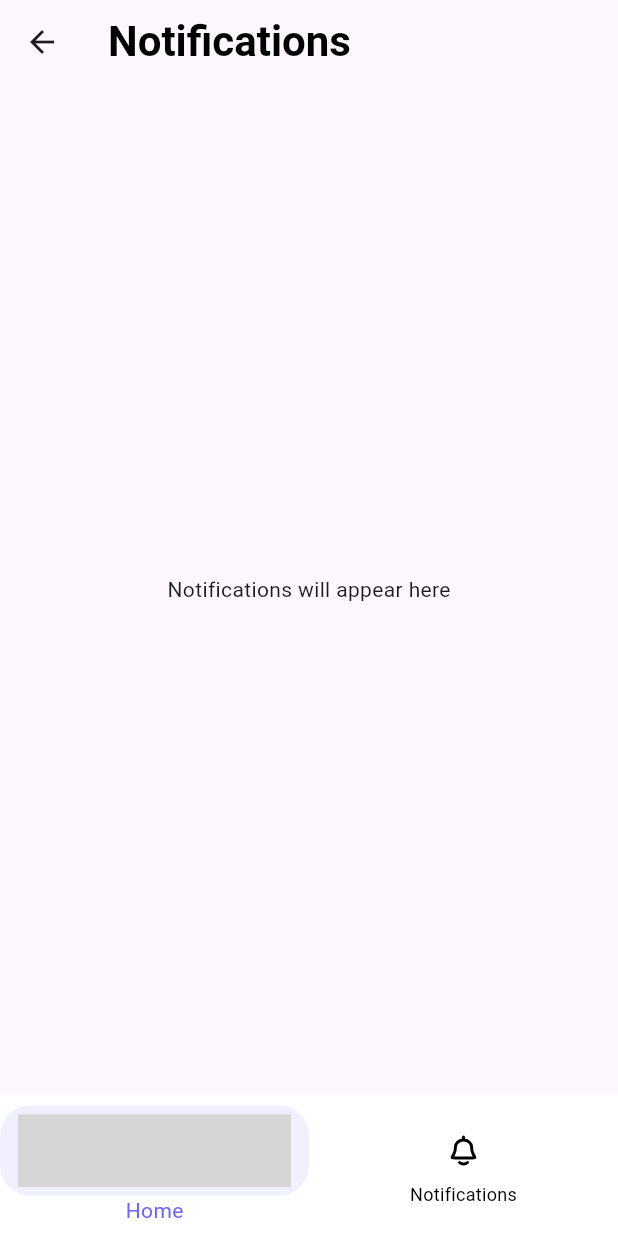
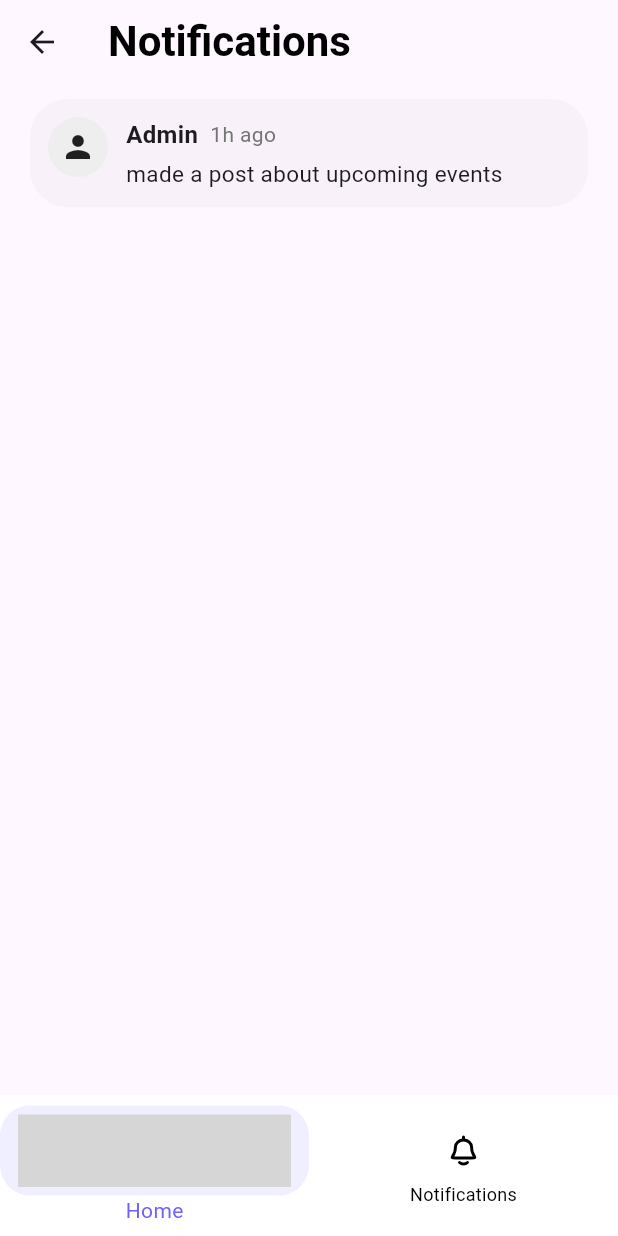
Before and after one commit to VIVIDRON/ace_broadcast, a Flutter app: the NotificationScreen screen opened directly with empty values, on a phone screen of 412 x 824 dp. Run offline on Flutter 3.47's test engine with Material 3 defaults, Android fonts, the light colour scheme and no system bars; our stand-ins replace flutter_svg; grey boxes are pictures that could not be loaded.

Commit message:
Add components for notifications

```diff
--- a/lib/screens/notification_screen.dart
+++ b/lib/screens/notification_screen.dart
@@ -1,5 +1,7 @@
 import 'package:flutter/material.dart';
 import 'package:flutter_svg/flutter_svg.dart';
+import '../widgets/notification_item.dart';
+import 'comments_screen.dart';
 
 class NotificationScreen extends StatelessWidget {
   final bool isAdmin;
@@ -25,16 +27,77 @@ class NotificationScreen extends StatelessWidget {
             fontWeight: FontWeight.bold,
           ),
           child: const Text('Notifications',
-          style: TextStyle(color: Colors.black)),
+              style: TextStyle(color: Colors.black)),
         ),
       ),
-      body: const Center(
-        child: Text('Notifications will appear here'),
+      // TODO: Implement StreamBuilder for real-time notifications
+      // StreamBuilder<QuerySnapshot>(
+      //   stream: isAdmin
+      //     ? FirebaseFirestore.instance
+      //         .collection('notifications')
+      //         .where('adminId', isEqualTo: currentUserId)
+      //         .orderBy('timestamp', descending: true)
+      //         .snapshots()
+      //     : FirebaseFirestore.instance
+      //         .collection('notifications')
+      //         .where('type', isEqualTo: 'new_post')
+      //         .orderBy('timestamp', descending: true)
+      //         .snapshots(),
+      body: ListView(
+        children: [
+          // Temporary static notifications for UI testing
+          if (isAdmin) ...[
+            NotificationItem(
+              profileUrl: 'student1.jpg',
+              name: 'John Doe',
+              timeAgo: '2m ago',
+              message: 'liked your post about campus event',
+              onTap: () {
+                // TODO: Navigate to specific post
+                // final postId = notification.postId;
+                // final post = await FirebaseFirestore.instance
+                //     .collection('posts')
+                //     .doc(postId)
+                //     .get();
+                // Navigator.push(
+                //   context,
+                //   MaterialPageRoute(
+                //     builder: (context) => CommentsScreen(post: post.data()),
+                //   ),
+                // );
+              },
+            ),
+            NotificationItem(
+              profileUrl: 'student2.jpg',
+              name: 'Jane Smith',
+              timeAgo: '5m ago',
+              message: 'commented on your post about library hours',
+              onTap: () {
+                // TODO: Navigate to specific comment
+                // final commentId = notification.commentId;
+                // final postId = notification.postId;
+                // Navigator.push(...)
+              },
+            ),
+          ] else ...[
+            NotificationItem(
+              profileUrl: 'admin1.jpg',
+              name: 'Admin',
+              timeAgo: '1h ago',
+              message: 'made a post about upcoming events',
+              onTap: () {
+                // TODO: Navigate to post
+                // final postId = notification.postId;
+                // Navigator.push(...)
+              },
+            ),
+          ],
+        ],
       ),
       bottomNavigationBar: Theme(
         data: Theme.of(context).copyWith(
-          splashFactory: NoSplash.splashFactory, // Disables the ripple effect
-          highlightColor: Colors.transparent, // Removes highlight on long press
+          splashFactory: NoSplash.splashFactory,
+          highlightColor: Colors.transparent,
         ),
         child: BottomNavigationBar(
           currentIndex: selectedIndex,
@@ -46,8 +109,8 @@ class NotificationScreen extends StatelessWidget {
               icon: Material(
                 type: MaterialType.transparency,
                 child: Container(
-                  padding:
-                      const EdgeInsets.symmetric(horizontal: 12, vertical: 6),
+                  padding: const EdgeInsets.symmetric(
+                      horizontal: 12, vertical: 6),
                   decoration: BoxDecoration(
                     color: selectedIndex == 0
                         ? const Color(0xFF6C63FF).withOpacity(0.1)
@@ -71,8 +134,8 @@ class NotificationScreen extends StatelessWidget {
               icon: Material(
                 type: MaterialType.transparency,
                 child: Container(
-                  padding:
-                      const EdgeInsets.symmetric(horizontal: 12, vertical: 6),
+                  padding: const EdgeInsets.symmetric(
+                      horizontal: 12, vertical: 6),
                   decoration: BoxDecoration(
                     color: selectedIndex == 1
                         ? const Color(0xFF6C63FF).withOpacity(0.1)
--- /dev/null
+++ b/lib/widgets/notification_item.dart
@@ -0,0 +1,78 @@
+import 'package:flutter/material.dart';
+import '../widgets/profile_picture.dart';
+
+class NotificationItem extends StatelessWidget {
+  final String profileUrl;
+  final String name;
+  final String timeAgo;
+  final String message;
+  final VoidCallback onTap;
+
+  const NotificationItem({
+    super.key,
+    required this.profileUrl,
+    required this.name,
+    required this.timeAgo,
+    required this.message,
+    required this.onTap,
+  });
+
+  @override
+  Widget build(BuildContext context) {
+    return Padding(
+      padding: const EdgeInsets.symmetric(horizontal: 16.0, vertical: 6.0),
+      child: Card(
+        elevation: 0,
+        color: Colors.grey[120],
+        shape: RoundedRectangleBorder(
+          borderRadius: BorderRadius.circular(25),
+        ),
+        child: InkWell(
+          onTap: onTap,
+          borderRadius: BorderRadius.circular(12),
+          child: Padding(
+            padding: const EdgeInsets.all(12.0),
+            child: Row(
+              crossAxisAlignment: CrossAxisAlignment.start,
+              children: [
+                const ProfilePicture(size: 40),
+                const SizedBox(width: 12),
+                Expanded(
+                  child: Column(
+                    crossAxisAlignment: CrossAxisAlignment.start,
+                    children: [
+                      Row(
+                        children: [
+                          Text(
+                            name,
+                            style: const TextStyle(
+                              fontWeight: FontWeight.bold,
+                              fontSize: 16,
+                            ),
+                          ),
+                          const SizedBox(width: 8),
+                          Text(
+                            timeAgo,
+                            style: TextStyle(
+                              color: Colors.grey[600],
+                              fontSize: 14,
+                            ),
+                          ),
+                        ],
+                      ),
+                      const SizedBox(height: 4),
+                      Text(
+                        message,
+                        style: const TextStyle(fontSize: 15),
+                      ),
+                    ],
+                  ),
+                ),
+              ],
+            ),
+          ),
+        ),
+      ),
+    );
+  }
+}
--- a/lib/widgets/post_widget.dart
+++ b/lib/widgets/post_widget.dart
@@ -38,7 +38,7 @@ class PostWidget extends StatelessWidget {
       elevation: 0,
       shape: RoundedRectangleBorder(
         borderRadius: BorderRadius.circular(15),
-        side: BorderSide(color: Colors.grey.shade200),
+        side: BorderSide(color: Colors.grey.shade300),
       ),
       child: Column(
         crossAxisAlignment: CrossAxisAlignment.start,
--- a/lib/widgets/profile_picture.dart
+++ b/lib/widgets/profile_picture.dart
@@ -3,33 +3,18 @@ import 'package:flutter/material.dart';
 // import '../services/auth_service.dart';
 
 class ProfilePicture extends StatelessWidget {
-  const ProfilePicture({super.key});
+  final double size;
+  const ProfilePicture({super.key, this.size = 40});
 
   @override
   Widget build(BuildContext context) {
-    // TODO: Uncomment and use this when Firebase is setup
-    // final user = AuthService().currentUser;
-
     return CircleAvatar(
-      // TODO: Replace with actual user profile image when Firebase is setup
-      // backgroundImage: user?.photoURL != null
-      //     ? NetworkImage(user!.photoURL!)
-      //     : null,
+      radius: size / 2,
       backgroundColor: Colors.grey[200],
       child: const Icon(
         Icons.person,
         color: Colors.black87,
       ),
-      // TODO: Replace with user initials when Firebase is setup
-      // child: user?.photoURL == null
-      //     ? Text(
-      //         user?.initials ?? 'U',
-      //         style: const TextStyle(
-      //           color: Colors.black87,
-      //           fontWeight: FontWeight.bold,
-      //         ),
-      //       )
-      //     : null,
     );
   }
 }
```
